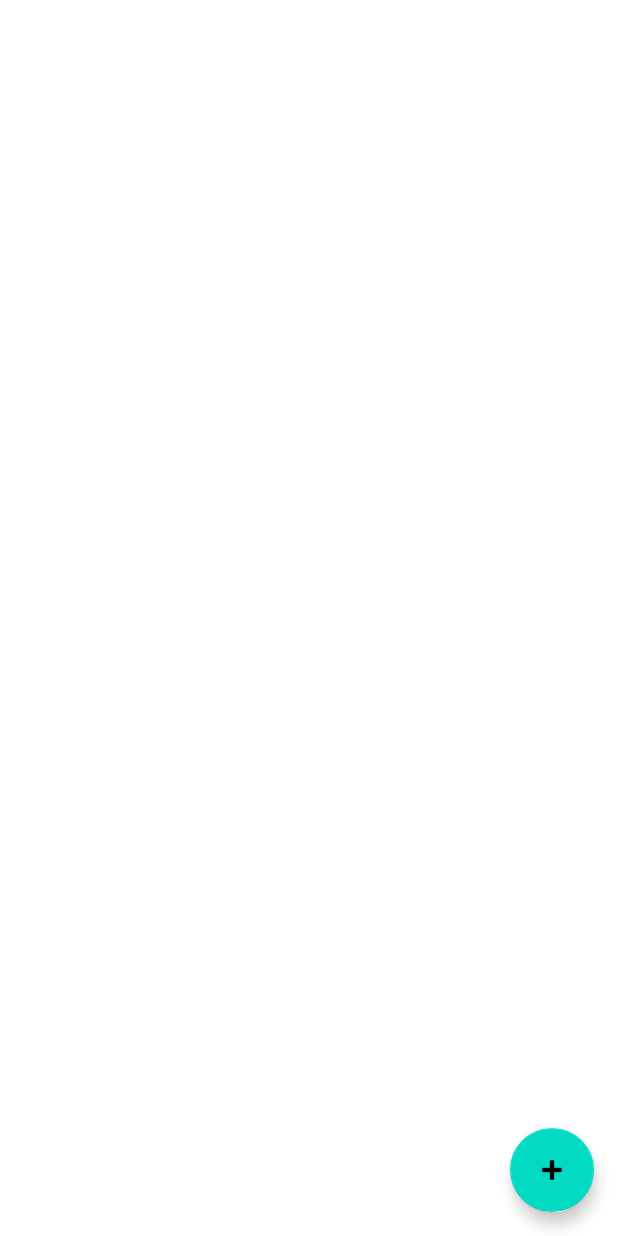
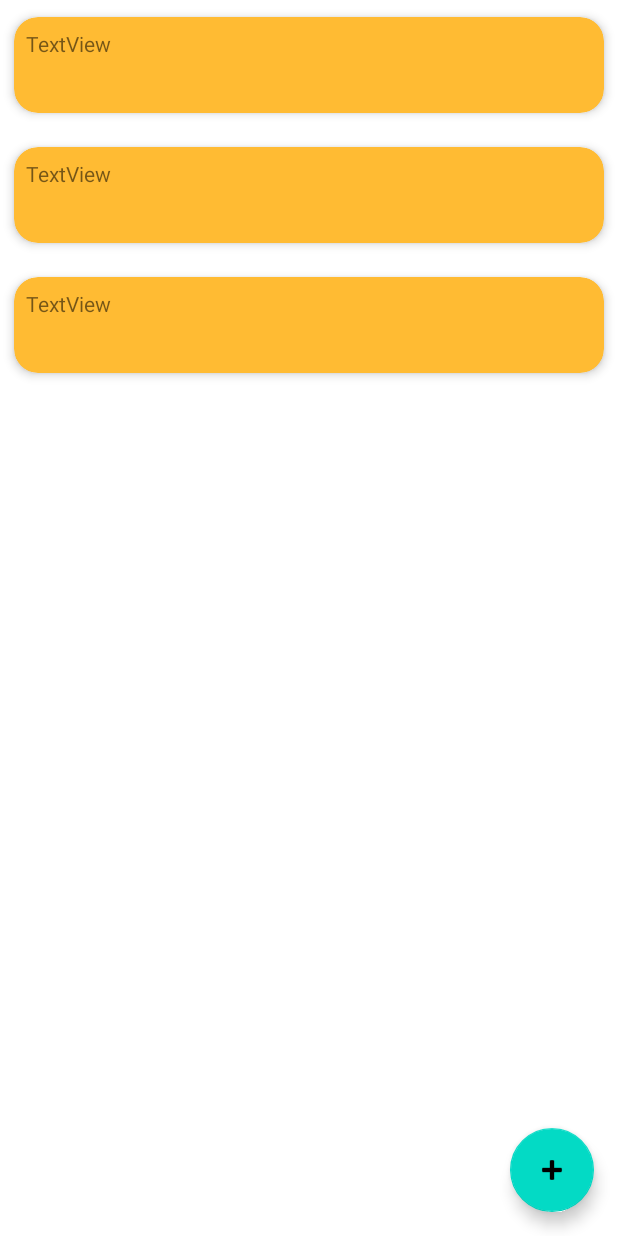
Before and after one commit to sochoa2021EnriqueMartinezGalvan/NeighborConect, an Android app: the layout activity_comunidad_incidencias.xml on its own in the app's theme, with its tools: preview values and no code run, on a phone screen of 412 x 824 dp. Run offline under Robolectric (Android 15) with nearby library versions, the phone set to English and light mode, and no system bars.

Commit message:
Se muestran las incidencias para cada comunidad

```diff
--- a/app/src/main/java/net/iessochoa/neighborconect/model/Incidencias.java
+++ b/app/src/main/java/net/iessochoa/neighborconect/model/Incidencias.java
@@ -11,6 +11,9 @@ public class Incidencias {
     //@ServerTimestamp permite que sea el servidor el que asigne la hora al crear el documento
     @ServerTimestamp
     private Date fechaCreacion;
+
+    public Incidencias() {
+    }
 
     public Incidencias(String usuario, String descripcion) {
         this.usuario = usuario;
--- a/app/src/main/res/layout/activity_comunidad_incidencias.xml
+++ b/app/src/main/res/layout/activity_comunidad_incidencias.xml
@@ -17,4 +17,14 @@
         app:layout_constraintEnd_toEndOf="parent"
         app:srcCompat="@android:drawable/ic_input_add"
         tools:ignore="SpeakableTextPresentCheck" />
+
+    <androidx.recyclerview.widget.RecyclerView
+        android:id="@+id/rvIncidencias"
+        android:layout_width="0dp"
+        android:layout_height="0dp"
+        app:layout_constraintBottom_toBottomOf="parent"
+        app:layout_constraintEnd_toEndOf="parent"
+        app:layout_constraintStart_toStartOf="parent"
+        app:layout_constraintTop_toTopOf="parent"
+        tools:listitem="@layout/incidencias_item" />
 </androidx.constraintlayout.widget.ConstraintLayout>
--- a/app/src/main/res/layout/incidencias_item.xml
+++ b/app/src/main/res/layout/incidencias_item.xml
@@ -37,6 +37,28 @@
                 app:layout_constraintStart_toStartOf="parent"
                 app:layout_constraintTop_toTopOf="parent" />
 
+            <TextView
+                android:id="@+id/tvCreador"
+                android:layout_width="wrap_content"
+                android:layout_height="0dp"
+                android:layout_marginStart="16dp"
+                android:layout_marginBottom="16dp"
+                android:text="TextView"
+                app:layout_constraintBottom_toBottomOf="parent"
+                app:layout_constraintStart_toStartOf="parent"
+                app:layout_constraintTop_toBottomOf="@+id/tvDescripcion" />
+
+            <TextView
+                android:id="@+id/tvFecha"
+                android:layout_width="wrap_content"
+                android:layout_height="0dp"
+                android:layout_marginStart="16dp"
+                android:layout_marginBottom="16dp"
+                android:text="TextView"
+                app:layout_constraintBottom_toBottomOf="parent"
+                app:layout_constraintStart_toStartOf="parent"
+                app:layout_constraintTop_toBottomOf="@+id/tvDescripcion" />
+
         </androidx.constraintlayout.widget.ConstraintLayout>
 
     </androidx.cardview.widget.CardView>
```
Also changed, not shown: app/src/main/java/net/iessochoa/neighborconect/Comunidad_Incidencias.java (+76 -0 lines), app/src/main/java/net/iessochoa/neighborconect/adapter/IncidenciasAdapter.java (+36 -13 lines).
